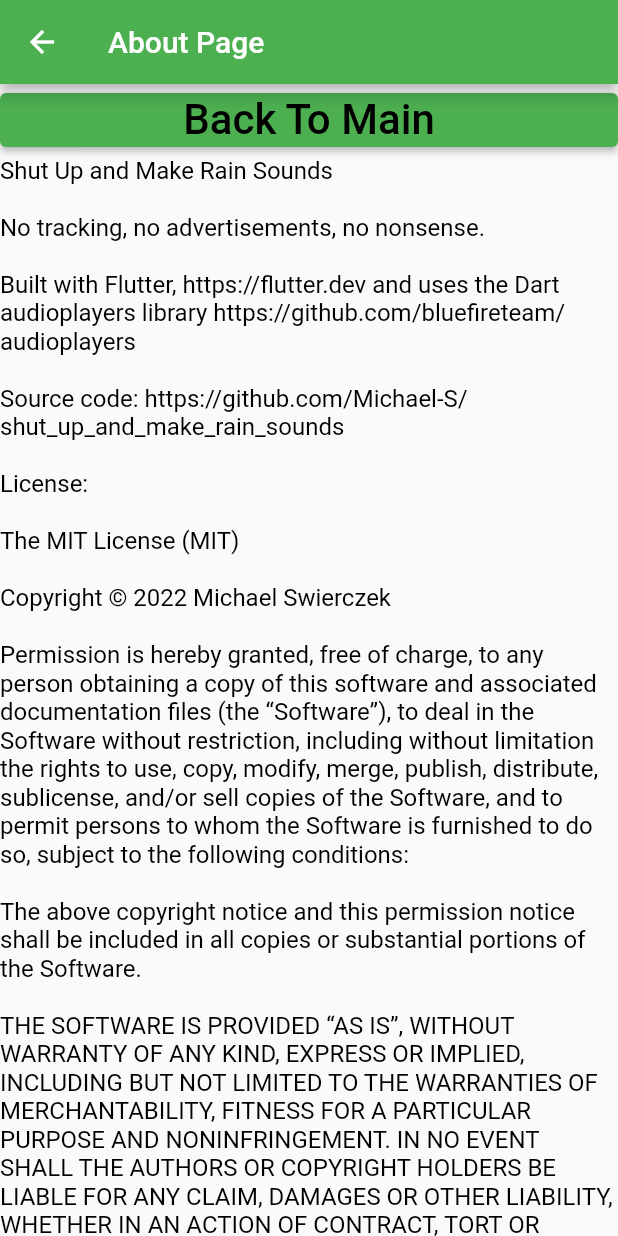
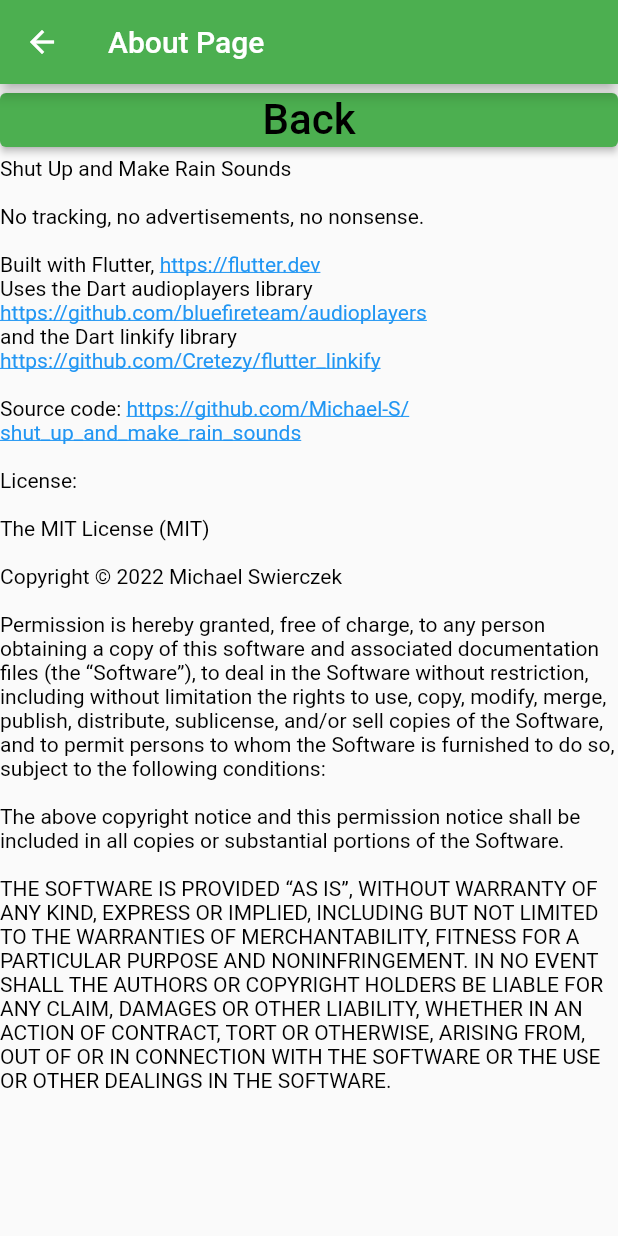
Before and after one commit to Michael-S/shut_up_and_make_rain_sounds, a Flutter app: the AboutPage screen opened directly, on a phone screen of 412 x 824 dp. Run offline on Flutter 3.47's test engine with Material 2 defaults, Android fonts, the phone set to English and light mode, and no system bars; drawn by our look-alikes of flutter_linkify; our stand-ins replace audioplayers.

Commit message:
Made URLs in the About page function as URLs
Used the Linkify library.

```diff
--- a/assets/text/about_and_license.txt
+++ b/assets/text/about_and_license.txt
@@ -2,7 +2,11 @@
 
 No tracking, no advertisements, no nonsense.
 
-Built with Flutter, https://flutter.dev and uses the Dart audioplayers library https://github.com/bluefireteam/audioplayers
+Built with Flutter, https://flutter.dev
+Uses the Dart audioplayers library
+https://github.com/bluefireteam/audioplayers
+and the Dart linkify library
+https://github.com/Cretezy/flutter_linkify
 
 Source code: https://github.com/Michael-S/shut_up_and_make_rain_sounds
 
--- a/lib/main.dart
+++ b/lib/main.dart
@@ -1,5 +1,7 @@
 import 'package:flutter/material.dart';
 import 'package:audioplayers/audioplayers.dart';
+import 'package:flutter_linkify/flutter_linkify.dart';
+import 'package:url_launcher/url_launcher.dart';
 import 'dart:typed_data';
 import 'dart:io';
 import 'package:flutter/foundation.dart' show kIsWeb;
@@ -61,14 +63,27 @@
         child: ListView(
           children: <Widget>[
             ElevatedButton(
-                child: const Text('Back To Main', style: TextStyle(color: Colors.black, fontSize: 28.0)),
+                child: const Text('Back', style: TextStyle(color: Colors.black, fontSize: 28.0)),
                 onPressed: () {
                   Navigator.push(
                       context,
                       MaterialPageRoute(builder: (context) => const MyApp())
                   ); }
             ),
-            Text(aboutContents, style: const TextStyle(color: Colors.black, fontSize: 16.0)),
+            //Text(aboutContents, style: const TextStyle(color: Colors.black, fontSize: 16.0)),
+            Linkify(
+              onOpen: (link) async {
+                if (await canLaunch(link.url)) {
+                  await launch(link.url);
+                } else {
+                  throw 'Could not launch $link';
+                }
+              },
+              options: const LinkifyOptions(humanize: false),
+              text: aboutContents,
+              style: const TextStyle(color: Colors.black, fontSize: 14.0),
+              linkStyle: const TextStyle(color: Colors.blue, fontSize: 14.0, decoration: TextDecoration.underline),
+            ),
           ],
         ),
       ),
--- a/pubspec.yaml
+++ b/pubspec.yaml
@@ -30,6 +30,8 @@
   flutter:
     sdk: flutter
   audioplayers: ^0.20.1
+  flutter_linkify: ^5.0.2
+  url_launcher: ^6.0.20
 
   # The following adds the Cupertino Icons font to your application.
   # Use with the CupertinoIcons class for iOS style icons.
```
Also changed, not shown: pubspec.lock, 2 other files.
